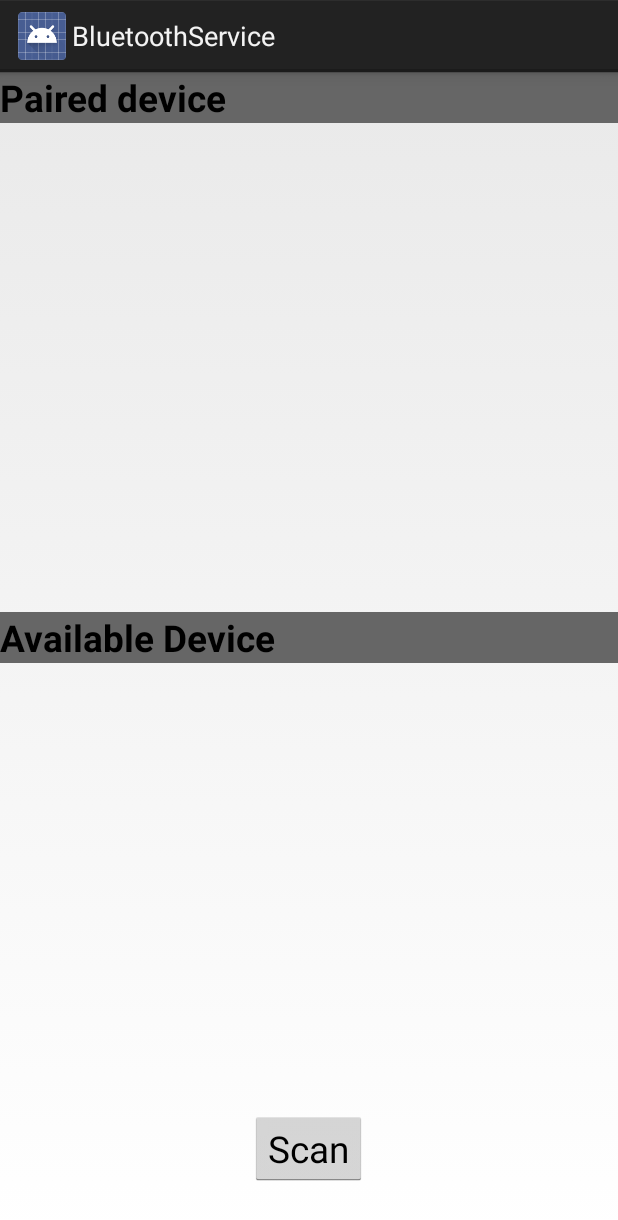
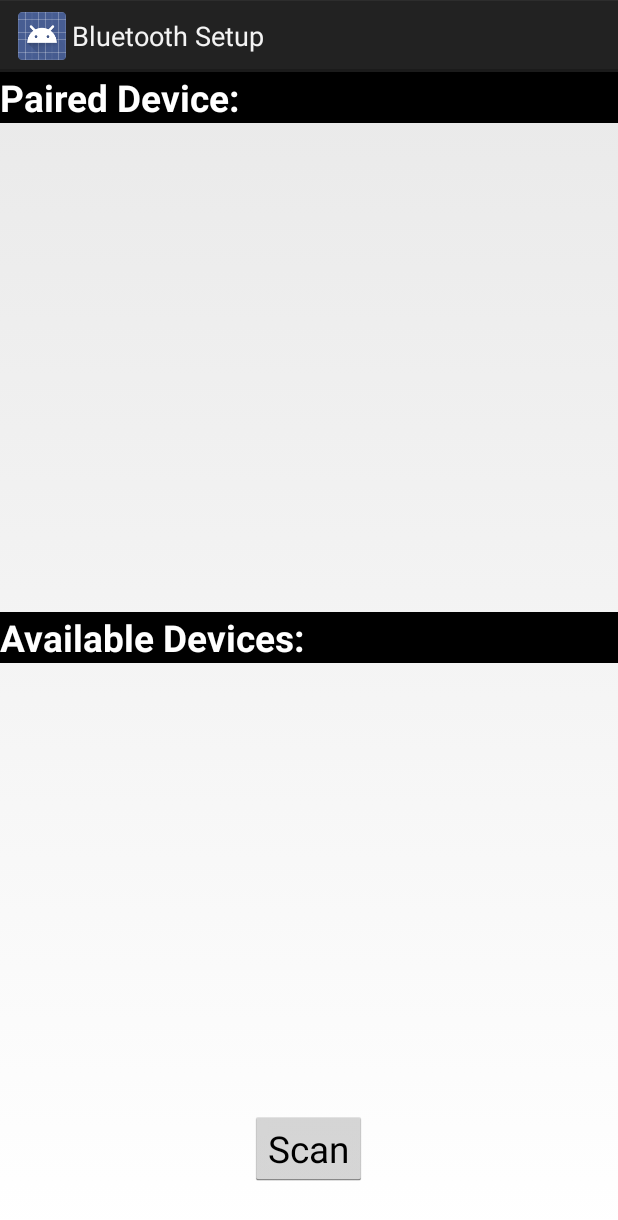
Before and after one commit to junyi/mdp_android, an Android app: the BluetoothService screen opened directly, with no data from a screen before it, on a phone screen of 412 x 824 dp. Shown: the top 1220 px of the screen. Run offline under Robolectric (Android 15) with nearby library versions, the phone set to English and light mode, and no system bars.

```diff
--- a/app/src/main/res/layout/activity_bluetooth_service.xml
+++ b/app/src/main/res/layout/activity_bluetooth_service.xml
@@ -12,10 +12,11 @@
         <TextView
             android:id="@+id/textView1"
             android:textStyle="bold"
-            android:background="#666"
+            android:background="@color/black"
+            android:textColor="@color/white"
             android:layout_width="match_parent"
             android:layout_height="wrap_content"
-            android:text="Paired device" />
+            android:text="Paired Device:" />
 
         <ListView
             android:id="@+id/pairedDevice"
@@ -26,10 +27,11 @@
         <TextView
             android:id="@+id/textView2"
             android:textStyle="bold"
-            android:background="#666"
+            android:background="@color/black"
             android:layout_width="match_parent"
             android:layout_height="wrap_content"
-            android:text="Available Device" />
+            android:text="Available Devices:"
+            android:textColor="@color/white"/>
 
         <ListView
             android:id="@+id/scannedDevice"
--- a/app/src/main/res/layout/activity_main.xml
+++ b/app/src/main/res/layout/activity_main.xml
@@ -49,7 +49,7 @@
         />
 
     <Button
-        android:background="@color/stop_button_color"
+        android:background="@color/red"
         android:text="Stop"
         android:id="@+id/button_stop"
         android:layout_width="@dimen/buttonWidth"
@@ -61,7 +61,7 @@
         />
 
     <Button
-        android:background="@color/start_button_color"
+        android:background="@color/green"
         android:text="Start"
         android:id="@+id/button_start"
         android:onClick="startBtn"
--- a/app/src/main/res/menu/main_activity_actions.xml
+++ b/app/src/main/res/menu/main_activity_actions.xml
@@ -2,6 +2,7 @@
 <menu xmlns:android="http://schemas.android.com/apk/res/android" >
     <!-- Connect, should appear as action button -->
     <item android:id="@+id/action_connect"
+          android:icon="@drawable/bluetoothicon"
           android:title="@string/action_connect"
           android:showAsAction="ifRoom" />
 
--- a/app/src/main/res/values/strings.xml
+++ b/app/src/main/res/values/strings.xml
@@ -1,8 +1,7 @@
 <?xml version="1.0" encoding="utf-8"?>
 <resources>
     <string name="app_name">MazeBuster</string>
-    <string name="hello_world">Hello world!</string>
     <string name="action_connect">BlueTooth Connect</string>
-    <string name="title_activity_bluetooth_service">BluetoothService</string>
-    <string name="title_activity_preference_page">PreferencePage</string>
+    <string name="title_activity_bluetooth_service">Bluetooth Setup</string>
+    <string name="title_activity_preference_page">Preferences</string>
 </resources>
--- a/app/src/main/res/values/styles.xml
+++ b/app/src/main/res/values/styles.xml
@@ -22,7 +22,8 @@
         <item name="android:colorBackground">#FFFFFF</item>
     </style>
 
-    <color name="start_button_color">#00A600</color>
-    <color name="stop_button_color">#FF0000</color>
-
+    <color name="green">#00A600</color>
+    <color name="red">#FF0000</color>
+    <color name="black">#000000</color>
+    <color name="white">#ffffff</color>
 </resources>
```
Also changed, not shown: app/src/main/java/com/example/mdptool/MainActivity.java (+18 -5 lines), 23 other files.
